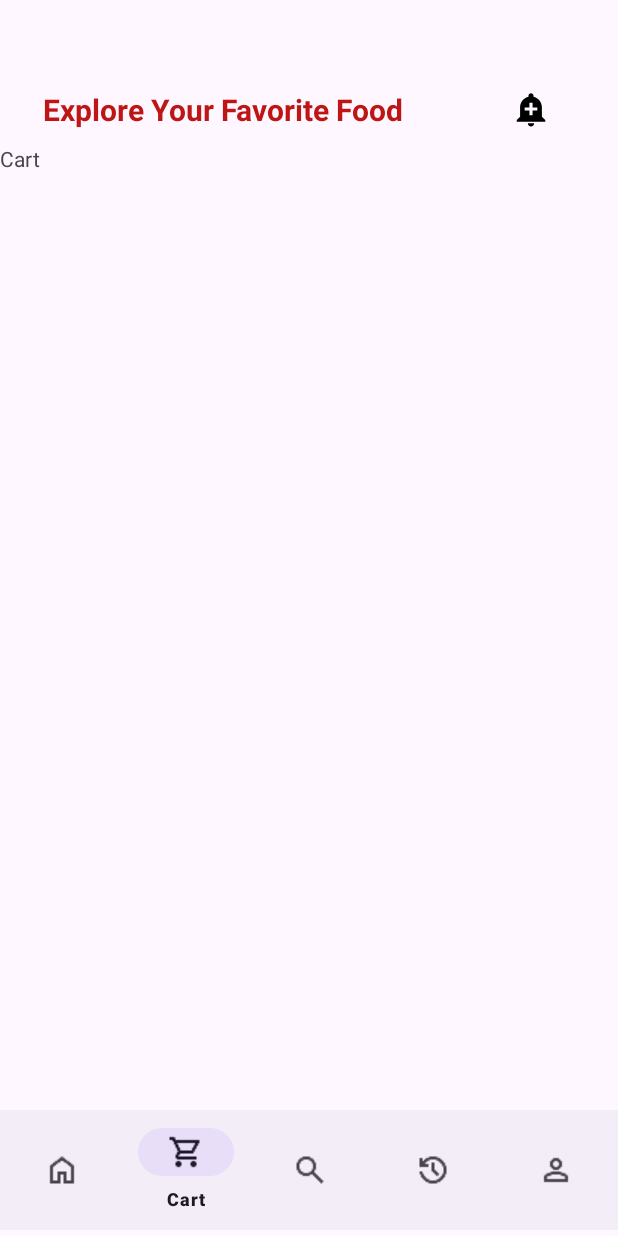
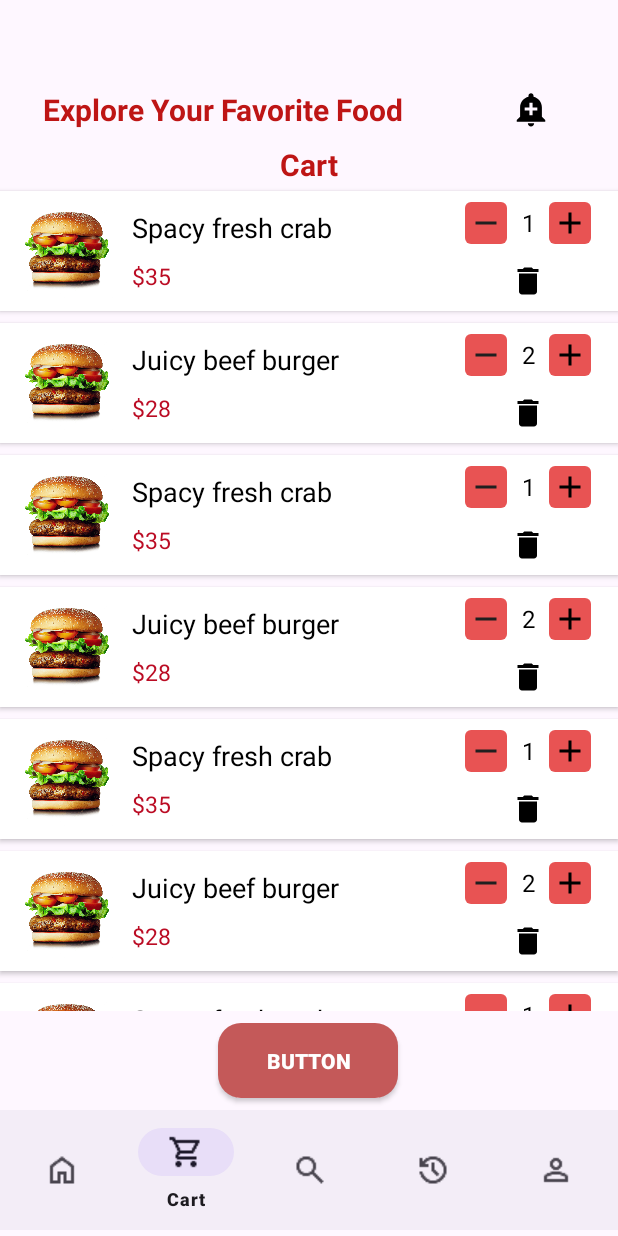
Before and after one commit to Pradeep912830/QuickBite, an Android app: the CartFragment screen opened through its navigation route, on a phone screen of 412 x 824 dp. Run offline under Robolectric (Android 15) with nearby library versions, the phone set to English and light mode, and no system bars; our stand-ins replace navigation-ui; libraries missing offline, so code that uses them is left out: com.denzcoskun.imageslider; 8 statements that could not run were skipped.

Commit message:
CartFragment completed

```diff
--- a/app/src/main/java/com/example/foodorderapp/Fragment/CartFragment.java
+++ b/app/src/main/java/com/example/foodorderapp/Fragment/CartFragment.java
@@ -2,28 +2,64 @@ package com.example.foodorderapp.Fragment;
 
 import android.os.Bundle;
 
+import androidx.annotation.NonNull;
+import androidx.annotation.Nullable;
 import androidx.fragment.app.Fragment;
+import androidx.recyclerview.widget.LinearLayoutManager;
+import androidx.recyclerview.widget.RecyclerView;
 
 import android.view.LayoutInflater;
 import android.view.View;
 import android.view.ViewGroup;
 
+import com.example.foodorderapp.Model.CartItem;
 import com.example.foodorderapp.R;
+import com.example.foodorderapp.adapter.CartAdapter;
+
+import java.util.ArrayList;
+import java.util.List;
 
 
 public class CartFragment extends Fragment {
 
+    private RecyclerView recyclerView;
+    private CartAdapter adapter;
+    private List<CartItem> cartItems;
 
+    @Nullable
+    @Override
+    public View onCreateView(@NonNull LayoutInflater inflater, @Nullable ViewGroup container,
+                             @Nullable Bundle savedInstanceState) {
+        View view = inflater.inflate(R.layout.fragment_cart, container, false); // your fragment layout
+        recyclerView = view.findViewById(R.id.recyclerView_cart_item);
 
-    public CartFragment() {
-        // Required empty public constructor
-    }
+        // Sample data
+        cartItems = new ArrayList<>();
+        cartItems.add(new CartItem("Spacy fresh crab", "$35", R.drawable.food_three, 1));
+        cartItems.add(new CartItem("Juicy beef burger", "$28", R.drawable.food_three, 2));
+        cartItems.add(new CartItem("Spacy fresh crab", "$35", R.drawable.food_three, 1));
+        cartItems.add(new CartItem("Juicy beef burger", "$28", R.drawable.food_three, 2));
+        cartItems.add(new CartItem("Spacy fresh crab", "$35", R.drawable.food_three, 1));
+        cartItems.add(new CartItem("Juicy beef burger", "$28", R.drawable.food_three, 2));
+        cartItems.add(new CartItem("Spacy fresh crab", "$35", R.drawable.food_three, 1));
+        cartItems.add(new CartItem("Juicy beef burger", "$28", R.drawable.food_three, 2));
+        cartItems.add(new CartItem("Spacy fresh crab", "$35", R.drawable.food_three, 1));
+        cartItems.add(new CartItem("Juicy beef burger", "$28", R.drawable.food_three, 2));
+        cartItems.add(new CartItem("Spacy fresh crab", "$35", R.drawable.food_three, 1));
+        cartItems.add(new CartItem("Juicy beef burger", "$28", R.drawable.food_three, 2));
+        cartItems.add(new CartItem("Spacy fresh crab", "$35", R.drawable.food_three, 1));
+        cartItems.add(new CartItem("Juicy beef burger", "$28", R.drawable.food_three, 2));
+        cartItems.add(new CartItem("Spacy fresh crab", "$35", R.drawable.food_three, 1));
+        cartItems.add(new CartItem("Juicy beef burger", "$28", R.drawable.food_three, 2));
+        cartItems.add(new CartItem("Spacy fresh crab", "$35", R.drawable.food_three, 1));
+        cartItems.add(new CartItem("Juicy beef burger", "$28", R.drawable.food_three, 2));
+        cartItems.add(new CartItem("Spacy fresh crab", "$35", R.drawable.food_three, 1));
+        cartItems.add(new CartItem("Juicy beef burger", "$28", R.drawable.food_three, 2));
 
+        adapter = new CartAdapter(cartItems);
+        recyclerView.setLayoutManager(new LinearLayoutManager(getContext()));
+        recyclerView.setAdapter(adapter);
 
-    @Override
-    public View onCreateView(LayoutInflater inflater, ViewGroup container,
-                             Bundle savedInstanceState) {
-        // Inflate the layout for this fragment
-        return inflater.inflate(R.layout.fragment_cart, container, false);
+        return view;
     }
 }
--- /dev/null
+++ b/app/src/main/java/com/example/foodorderapp/Model/CartItem.java
@@ -0,0 +1,22 @@
+package com.example.foodorderapp.Model;
+
+public class CartItem {
+    private String name;
+    private String price;
+    private int imageResId;
+    private int quantity;
+
+    public CartItem(String name, String price, int imageResId, int quantity) {
+        this.name = name;
+        this.price = price;
+        this.imageResId = imageResId;
+        this.quantity = quantity;
+    }
+
+    public String getName() { return name; }
+    public String getPrice() { return price; }
+    public int getImageResId() { return imageResId; }
+    public int getQuantity() { return quantity; }
+
+    public void setQuantity(int quantity) { this.quantity = quantity; }
+}
--- /dev/null
+++ b/app/src/main/java/com/example/foodorderapp/adapter/CartAdapter.java
@@ -0,0 +1,84 @@
+package com.example.foodorderapp.adapter;
+
+import android.view.LayoutInflater;
+import android.view.View;
+import android.view.ViewGroup;
+import android.widget.ImageButton;
+import android.widget.ImageView;
+import android.widget.TextView;
+
+import androidx.annotation.NonNull;
+import androidx.recyclerview.widget.RecyclerView;
+
+import com.example.foodorderapp.Model.CartItem;
+import com.example.foodorderapp.R;
+
+import java.util.List;
+
+public class CartAdapter extends RecyclerView.Adapter<CartAdapter.CartViewHolder> {
+
+    private List<CartItem> cartItems;
+
+    public CartAdapter(List<CartItem> cartItems) {
+        this.cartItems = cartItems;
+    }
+
+    @NonNull
+    @Override
+    public CartViewHolder onCreateViewHolder(@NonNull ViewGroup parent, int viewType) {
+        View view = LayoutInflater.from(parent.getContext())
+                .inflate(R.layout.cart_item_view, parent, false); // your custom layout file
+        return new CartViewHolder(view);
+    }
+
+    @Override
+    public void onBindViewHolder(@NonNull CartViewHolder holder, int position) {
+        CartItem item = cartItems.get(position);
+
+        holder.foodName.setText(item.getName());
+        holder.foodPrice.setText(item.getPrice());
+        holder.foodImage.setImageResource(item.getImageResId());
+        holder.foodQuantity.setText(String.valueOf(item.getQuantity()));
+
+        holder.buttonIncrease.setOnClickListener(v -> {
+            item.setQuantity(item.getQuantity() + 1);
+            notifyItemChanged(position);
+        });
+
+        holder.buttonDecrease.setOnClickListener(v -> {
+            if (item.getQuantity() > 1) {
+                item.setQuantity(item.getQuantity() - 1);
+                notifyItemChanged(position);
+            }
+        });
+
+        holder.buttonDelete.setOnClickListener(v -> {
+            cartItems.remove(position);
+            notifyItemRemoved(position);
+            notifyItemRangeChanged(position, cartItems.size());
+        });
+    }
+
+    @Override
+    public int getItemCount() {
+        return cartItems.size();
+    }
+
+    static class CartViewHolder extends RecyclerView.ViewHolder {
+
+        ImageView foodImage;
+        TextView foodName, foodPrice, foodQuantity;
+        ImageButton buttonIncrease, buttonDecrease, buttonDelete;
+
+        public CartViewHolder(@NonNull View itemView) {
+            super(itemView);
+            foodImage = itemView.findViewById(R.id.food_image);
+            foodName = itemView.findViewById(R.id.food_name);
+            foodPrice = itemView.findViewById(R.id.food_price);
+            foodQuantity = itemView.findViewById(R.id.food_quantity);
+            buttonIncrease = itemView.findViewById(R.id.button_increase);
+            buttonDecrease = itemView.findViewById(R.id.button_decrease);
+            buttonDelete = itemView.findViewById(R.id.button_delete);
+        }
+    }
+}
--- /dev/null
+++ b/app/src/main/res/drawable/baseline_add_24.xml
@@ -0,0 +1,5 @@
+<vector xmlns:android="http://schemas.android.com/apk/res/android" android:height="24dp" android:tint="#000000" android:viewportHeight="24" android:viewportWidth="24" android:width="24dp">
+
+    <path android:fillColor="@android:color/white" android:pathData="M19,13h-6v6h-2v-6H5v-2h6V5h2v6h6v2z"/>
+
+</vector>
--- /dev/null
+++ b/app/src/main/res/drawable/baseline_delete_24.xml
@@ -0,0 +1,5 @@
+<vector xmlns:android="http://schemas.android.com/apk/res/android" android:height="24dp" android:tint="#000000" android:viewportHeight="24" android:viewportWidth="24" android:width="24dp">
+
+    <path android:fillColor="@android:color/white" android:pathData="M6,19c0,1.1 0.9,2 2,2h8c1.1,0 2,-0.9 2,-2V7H6v12zM19,4h-3.5l-1,-1h-5l-1,1H5v2h14V4z"/>
+
+</vector>
--- /dev/null
+++ b/app/src/main/res/drawable/plus_minus.xml
@@ -0,0 +1,7 @@
+<?xml version="1.0" encoding="utf-8"?>
+<shape xmlns:android="http://schemas.android.com/apk/res/android">
+
+    <gradient android:angle="-45" android:startColor="#E85353" android:endColor="#E85353"/>
+    <corners android:radius="4dp"/>
+
+</shape>
--- /dev/null
+++ b/app/src/main/res/layout/cart_item_view.xml
@@ -0,0 +1,114 @@
+<?xml version="1.0" encoding="utf-8"?>
+<LinearLayout
+    xmlns:android="http://schemas.android.com/apk/res/android"
+    xmlns:tools="http://schemas.android.com/tools"
+    android:layout_width="match_parent"
+    android:layout_height="80dp"
+    android:orientation="horizontal"
+    android:paddingLeft="12dp"
+    android:paddingEnd="12dp"
+    android:background="@android:color/white"
+    android:gravity="center_vertical"
+    android:layout_marginVertical="4dp"
+    android:elevation="2dp"
+    tools:ignore="ExtraText">
+
+    <!-- Food Image -->
+    <ImageView
+        android:id="@+id/food_image"
+        android:layout_width="64dp"
+        android:layout_height="64dp"
+        android:scaleType="centerCrop"
+        android:src="@drawable/food_three"
+        android:layout_marginEnd="12dp"
+        android:clipToOutline="true" />
+
+    <!-- Name and Price -->
+    <LinearLayout
+        android:layout_weight="1"
+        android:layout_width="0dp"
+        android:layout_marginRight="10dp"
+        android:layout_height="wrap_content"
+        android:orientation="vertical">
+
+        <TextView
+            android:id="@+id/food_name"
+            android:layout_width="wrap_content"
+            android:layout_height="wrap_content"
+            android:text="Spacy fresh crab"
+            android:textSize="18sp"
+            android:textColor="#000000"
+            android:maxLines="1"
+            android:ellipsize="end" />
+
+        <TextView
+            android:id="@+id/food_price"
+            android:layout_width="wrap_content"
+            android:layout_height="wrap_content"
+            android:text="$35"
+            android:paddingTop="5dp"
+            android:textSize="15sp"
+            android:textColor="@color/mainLight"
+            android:layout_marginTop="4dp" />
+    </LinearLayout>
+
+    <!-- Quantity Controls -->
+    <LinearLayout
+        android:layout_width="wrap_content"
+        android:layout_height="wrap_content"
+        android:orientation="vertical">
+
+        <LinearLayout
+            android:layout_width="wrap_content"
+            android:layout_height="wrap_content"
+            android:orientation="horizontal"
+            android:paddingHorizontal="6dp"
+            android:layout_marginBottom="3dp"
+            android:paddingVertical="4dp"
+
+            android:gravity="center">
+
+            <ImageButton
+                android:id="@+id/button_decrease"
+                android:layout_width="28dp"
+                android:layout_height="28dp"
+                android:background="@drawable/plus_minus"
+                android:src="@drawable/minus"
+                android:scaleType="center"
+                android:contentDescription="Decrease quantity"
+                />
+
+            <TextView
+                android:id="@+id/food_quantity"
+                android:layout_width="28dp"
+                android:layout_height="28dp"
+                android:text="1"
+                android:gravity="center"
+                android:textSize="16sp"
+                android:textColor="#000000" />
+
+            <ImageButton
+                android:id="@+id/button_increase"
+                android:layout_width="28dp"
+                android:layout_height="28dp"
+                android:background="@drawable/plus_minus"
+                android:src="@drawable/baseline_add_24"
+                android:scaleType="center"
+                android:contentDescription="Increase quantity"
+                 />
+        </LinearLayout>
+
+
+        <ImageButton
+            android:id="@+id/button_delete"
+            android:layout_width="34dp"
+            android:layout_height="34dp"
+            android:layout_gravity="center"
+            android:src="@drawable/baseline_delete_24"
+            android:background="?attr/selectableItemBackgroundBorderless"
+            android:contentDescription="Delete item"
+             />
+    </LinearLayout>
+
+
+</LinearLayout>
--- a/app/src/main/res/layout/fragment_cart.xml
+++ b/app/src/main/res/layout/fragment_cart.xml
@@ -1,14 +1,50 @@
 <?xml version="1.0" encoding="utf-8"?>
-<FrameLayout xmlns:android="http://schemas.android.com/apk/res/android"
+<androidx.constraintlayout.widget.ConstraintLayout
+    xmlns:android="http://schemas.android.com/apk/res/android"
+    xmlns:app="http://schemas.android.com/apk/res-auto"
     xmlns:tools="http://schemas.android.com/tools"
     android:layout_width="match_parent"
     android:layout_height="match_parent"
     tools:context=".Fragment.CartFragment">
 
     <!-- TODO: Update blank fragment layout -->
+
     <TextView
-        android:layout_width="match_parent"
-        android:layout_height="match_parent"
-        android:text="Cart" />
+        android:id="@+id/textView4"
+        android:layout_width="wrap_content"
+        android:layout_height="wrap_content"
+        android:text="Cart"
+        android:textSize="20sp"
+        android:textStyle="bold"
+        android:textColor="@color/mainDark"
+        app:layout_constraintEnd_toEndOf="parent"
+        app:layout_constraintStart_toStartOf="parent"
+        app:layout_constraintTop_toTopOf="parent" />
 
-</FrameLayout>
+    <androidx.recyclerview.widget.RecyclerView
+        android:id="@+id/recyclerView_cart_item"
+        android:layout_width="0dp"
+        android:layout_height="0dp"
+        android:layout_marginTop="0dp"
+        app:layout_constraintBottom_toTopOf="@+id/button"
+        app:layout_constraintEnd_toEndOf="parent"
+        app:layout_constraintStart_toStartOf="parent"
+        android:layout_marginBottom="8dp"
+        app:layout_constraintTop_toBottomOf="@+id/textView4"
+        tools:ignore="MissingConstraints" />
+
+    <androidx.appcompat.widget.AppCompatButton
+        android:id="@+id/button"
+        android:layout_width="120dp"
+        android:layout_height="50dp"
+        android:layout_marginBottom="8dp"
+        android:background="@drawable/reactangle"
+        android:text="button"
+        android:textColor="@color/white"
+        android:textStyle="bold"
+        app:layout_constraintBottom_toBottomOf="parent"
+        app:layout_constraintEnd_toEndOf="parent"
+        app:layout_constraintHorizontal_bias="0.498"
+        app:layout_constraintStart_toStartOf="parent" />
+
+</androidx.constraintlayout.widget.ConstraintLayout>
--- a/app/src/main/res/layout/popular_items.xml
+++ b/app/src/main/res/layout/popular_items.xml
@@ -26,19 +26,22 @@
             android:padding="8dp">
 
             <!-- 1. ImageView (Left) -->
+
+            <!-- 2. Food Name (Right of ImageView) -->
+
+            <!-- 3. Food Price (Right of Name) -->
             <ImageView
                 android:id="@+id/food_image"
                 android:layout_width="60dp"
                 android:layout_height="60dp"
+                android:layout_marginStart="8dp"
                 android:scaleType="centerCrop"
-                app:layout_constraintTop_toTopOf="parent"
+                android:src="@drawable/food_three"
                 app:layout_constraintBottom_toBottomOf="parent"
                 app:layout_constraintStart_toStartOf="parent"
-                android:src="@drawable/food_three" />
+                app:layout_constraintTop_toTopOf="parent"
+                app:layout_constraintVertical_bias="0.545" />
 
-            <!-- 2. Food Name (Right of ImageView) -->
-
-            <!-- 3. Food Price (Right of Name) -->
             <TextView
                 android:id="@+id/food_name"
                 android:layout_width="wrap_content"
```
Also changed, not shown: app/src/main/res/drawable/minus.png (added).
